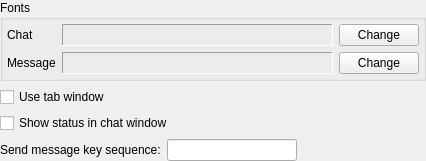
Before: the Qt Designer form src/plugins/messagewidgets/messengeroptions.ui in vacuum-im/vacuum-im, drawn with Qt 5.
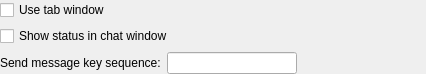
After: the same form once the commit is applied.

What changed in the file:
```diff
--- a/src/plugins/messagewidgets/messengeroptions.ui
+++ b/src/plugins/messagewidgets/messengeroptions.ui
@@ -7,91 +7,13 @@
     <x>0</x>
     <y>0</y>
     <width>426</width>
-    <height>158</height>
+    <height>72</height>
    </rect>
   </property>
   <layout class="QVBoxLayout" name="verticalLayout">
    <property name="margin">
     <number>0</number>
    </property>
-   <item>
-    <widget class="QGroupBox" name="grbFonts">
-     <property name="title">
-      <string>Fonts</string>
-     </property>
-     <layout class="QGridLayout">
-      <property name="margin">
-       <number>4</number>
-      </property>
-      <item row="0" column="0">
-       <widget class="QLabel" name="lblChatLabel">
-        <property name="text">
-         <string>Chat</string>
-        </property>
-       </widget>
-      </item>
-      <item row="0" column="2">
-       <widget class="QLabel" name="lblChatFont">
-        <property name="sizePolicy">
-         <sizepolicy hsizetype="Expanding" vsizetype="Preferred">
-          <horstretch>0</horstretch>
-          <verstretch>0</verstretch>
-         </sizepolicy>
-        </property>
-        <property name="frameShape">
-         <enum>QFrame::Panel</enum>
-        </property>
-        <property name="frameShadow">
-         <enum>QFrame::Sunken</enum>
-        </property>
-        <property name="text">
-         <string/>
-        </property>
-       </widget>
-      </item>
-      <item row="0" column="3">
-       <widget class="QPushButton" name="pbtChatFont">
-        <property name="text">
-         <string>Change</string>
-        </property>
-       </widget>
-      </item>
-      <item row="1" column="0" colspan="2">
-       <widget class="QLabel" name="lblMessageLabel">
-        <property name="text">
-         <string>Message</string>
-        </property>
-       </widget>
-      </item>
-      <item row="1" column="2">
-       <widget class="QLabel" name="lblMessageFont">
-        <property name="sizePolicy">
-         <sizepolicy hsizetype="Expanding" vsizetype="Preferred">
-          <horstretch>0</horstretch>
-          <verstretch>0</verstretch>
-         </sizepolicy>
-        </property>
-        <property name="frameShape">
-         <enum>QFrame::Panel</enum>
-        </property>
-        <property name="frameShadow">
-         <enum>QFrame::Sunken</enum>
-        </property>
-        <property name="text">
-         <string/>
-        </property>
-       </widget>
-      </item>
-      <item row="1" column="3">
-       <widget class="QPushButton" name="pbtMessageFont">
-        <property name="text">
-         <string>Change</string>
-        </property>
-       </widget>
-      </item>
-     </layout>
-    </widget>
-   </item>
    <item>
     <widget class="QCheckBox" name="chbUseTabWindow">
      <property name="text">
```
